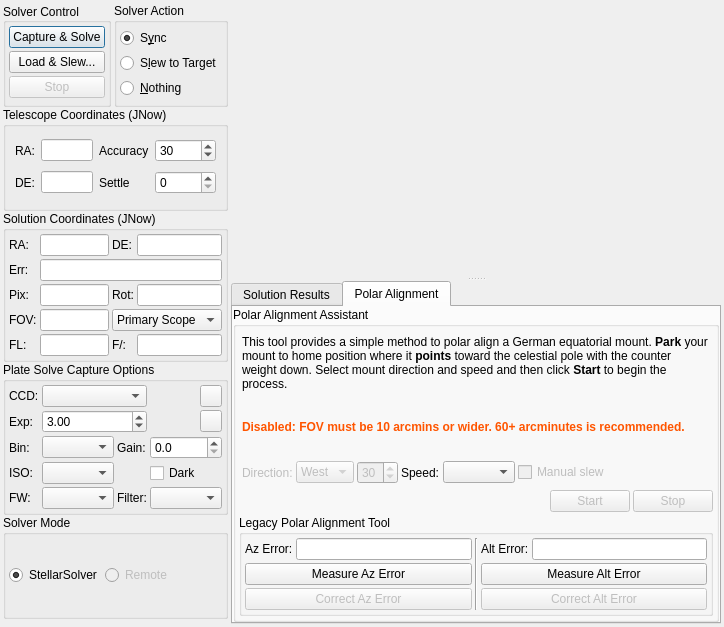
Old version of the form kstars/ekos/align/align.ui in the repository KDE/kstars.
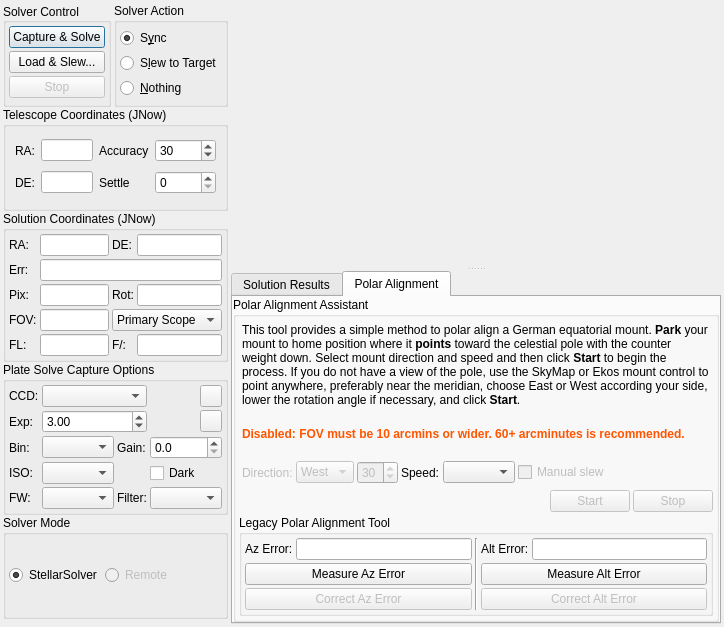
New version of the form. The open tabs and pages were chosen to show the change. Custom widgets are drawn as their Qt base class.

Commit message: PAA--cleanup test. Update user messaging.

Patch:
```diff
--- a/kstars/ekos/align/align.ui
+++ b/kstars/ekos/align/align.ui
@@ -1112,7 +1112,7 @@
                   <bool>true</bool>
                  </property>
                  <property name="text">
-                  <string>&lt;html&gt;&lt;head/&gt;&lt;body&gt;&lt;p&gt;This tool provides a simple method to polar align a German equatorial mount. &lt;span style=&quot; font-weight:600;&quot;&gt;Park&lt;/span&gt; your mount to home position where it &lt;span style=&quot; font-weight:600;&quot;&gt;points&lt;/span&gt; toward the celestial pole with the counter weight down. Select mount direction and speed and then click &lt;span style=&quot; font-weight:600;&quot;&gt;Start&lt;/span&gt; to begin the process.&lt;/p&gt;&lt;/body&gt;&lt;/html&gt;</string>
+                  <string>&lt;html&gt;&lt;head/&gt;&lt;body&gt;&lt;p&gt;This tool provides a simple method to polar align a German equatorial mount. &lt;span style=&quot; font-weight:600;&quot;&gt;Park&lt;/span&gt; your mount to home position where it &lt;span style=&quot; font-weight:600;&quot;&gt;points&lt;/span&gt; toward the celestial pole with the counter weight down. Select mount direction and speed and then click &lt;span style=&quot; font-weight:600;&quot;&gt;Start&lt;/span&gt; to begin the process. If you do not have a view of the pole, use the SkyMap or Ekos mount control to point anywhere, preferably near the meridian, choose East or West according your side, lower the rotation angle if necessary, and click &lt;span style=&quot; font-weight:600;&quot;&gt;Start&lt;/span&gt;.&lt;/p&gt;&lt;/body&gt;&lt;/html&gt;</string>
                  </property>
                  <property name="wordWrap">
                   <bool>true</bool>
```
Left out of the diff: 2 changed lines with no effect on the pictures. The commit also changes 1 other file.
